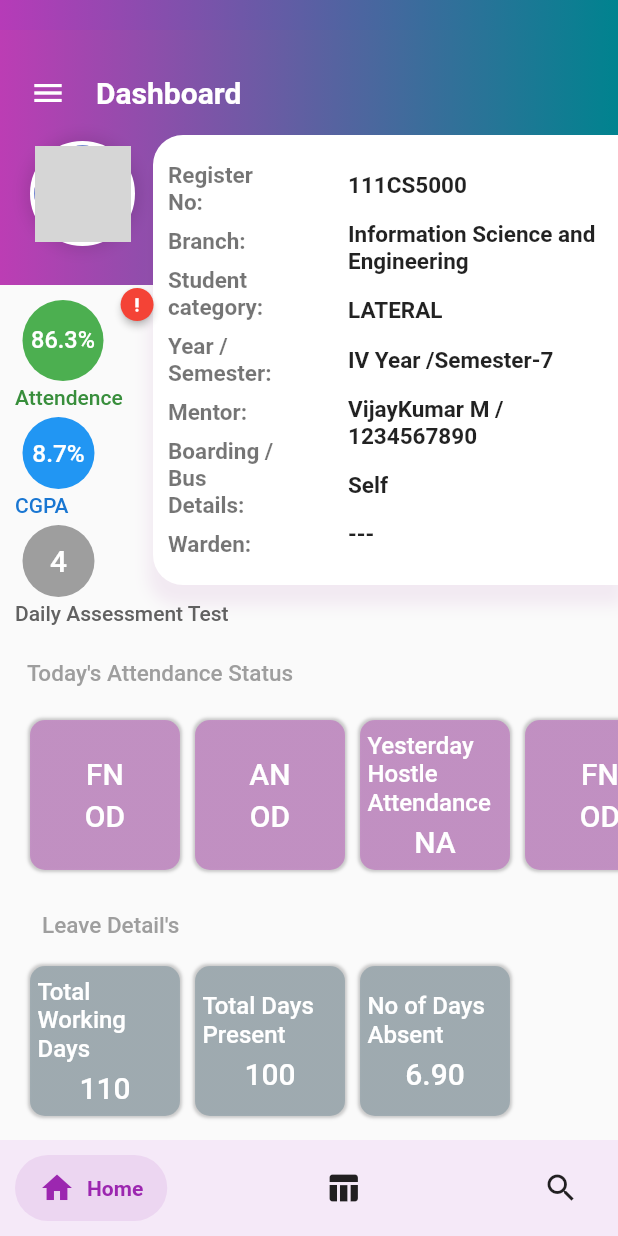
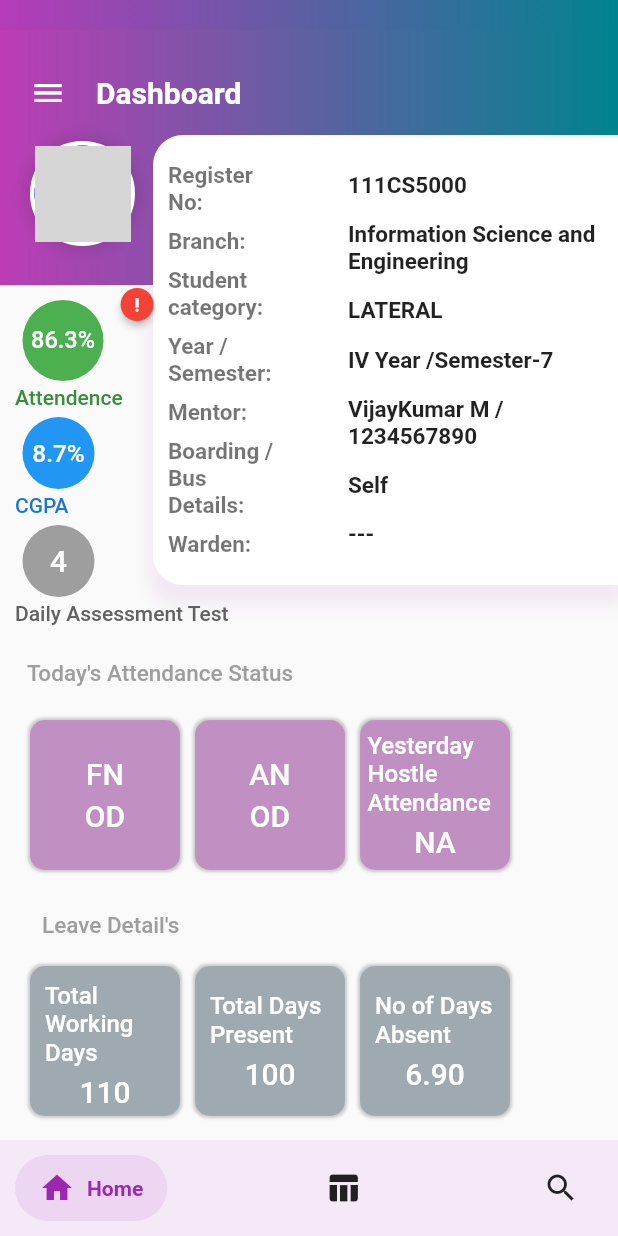
Before and after one commit to Sivashankar2122/student_portal, a Flutter app: the screen it shows after launch, on a phone screen of 412 x 824 dp. Run offline on Flutter 3.47's test engine with Material 2 defaults, Android fonts, the phone set to English and light mode, and no system bars; drawn by our look-alikes of badges, salomon_bottom_bar; our stand-ins replace google_fonts, percent_indicator; network calls fail; grey boxes are pictures that could not be loaded.

```diff
--- a/lib/Screens/home.dart
+++ b/lib/Screens/home.dart
@@ -2,14 +2,9 @@ import 'package:flutter/material.dart';
 import 'package:google_fonts/google_fonts.dart';
 import 'package:badges/badges.dart' as badges;
 
-class Home extends StatefulWidget {
+class Home extends StatelessWidget {
   const Home({super.key});
 
-  @override
-  State<Home> createState() => _HomeState();
-}
-
-class _HomeState extends State<Home> {
   @override
   Widget build(BuildContext context) {
     return Stack(
@@ -99,7 +94,7 @@ class _HomeState extends State<Home> {
           left: 102,
           child: Container(
             padding: const EdgeInsets.symmetric(vertical: 10, horizontal: 10),
-            width: MediaQuery.of(context).size.width * 0.85,
+            // width: MediaQuery.of(context).size.width * 0.85,
             height: 300,
             decoration: BoxDecoration(
                 color: Colors.white,
@@ -169,19 +164,19 @@ class _HomeState extends State<Home> {
               children: [
                 badges.Badge(
                   position: badges.BadgePosition.topEnd(end: 50),
-                  onTap: () => dialog(),
+                  onTap: () => dialog(context),
                   badgeContent: const Icon(
                     Icons.priority_high,
                     color: Colors.white,
                     size: 12,
                   ),
-                  child: InkWell(
-                    onTap: () => dialog(),
                   child: Column(
                     crossAxisAlignment: CrossAxisAlignment.start,
                     children: [
                       Padding(
                         padding: const EdgeInsets.only(left: 5),
+                        child: InkWell(
+                          onTap: () => dialog(context),
                           child: CircleAvatar(
                             maxRadius: 27,
                             backgroundColor: Colors.green,
@@ -196,6 +191,7 @@ class _HomeState extends State<Home> {
                                     fontWeight: FontWeight.w500),
                               ),
                             )),
+                          ),
                         ),
                       ),
                       const SizedBox(
@@ -272,7 +268,6 @@ class _HomeState extends State<Home> {
                     ],
                   ),
                 ),
-                ),
                 const SizedBox(height: 15),
                 Padding(
                   padding: const EdgeInsets.all(8.0),
@@ -287,19 +282,15 @@ class _HomeState extends State<Home> {
         Positioned(
           top: 480,
           left: 20,
-          child: SizedBox(
+          child: Container(
             height: 100,
-            width: 600,
-            child: Expanded(
-              child: ListView(
-                scrollDirection: Axis.horizontal,
+            child: Row(
               children: [
-                  gradientContainer('FN', "OD"),
+                SizedBox(width: 100, child: gradientContainer('FN', "OD")),
                 const SizedBox(width: 10),
-                  gradientContainer('AN', "OD"),
+                SizedBox(width: 100, child: gradientContainer('AN', "OD")),
                 const SizedBox(width: 10),
                 Container(
-                    height: 70,
                   width: 100,
                   decoration: BoxDecoration(
                     boxShadow: [
@@ -310,10 +301,8 @@ class _HomeState extends State<Home> {
                     ],
                     borderRadius: const BorderRadius.all(Radius.circular(10)),
                     gradient: LinearGradient(colors: [
-                        const Color.fromARGB(255, 182, 59, 184)
-                            .withOpacity(0.4),
-                        const Color.fromARGB(255, 182, 59, 184)
-                            .withOpacity(0.4),
+                      const Color.fromARGB(255, 182, 59, 184).withOpacity(0.4),
+                      const Color.fromARGB(255, 182, 59, 184).withOpacity(0.4),
                     ]),
                   ),
                   padding: const EdgeInsets.all(5),
@@ -338,11 +327,10 @@ class _HomeState extends State<Home> {
                     ],
                   ),
                 ),
-                  const SizedBox(width: 10),
-                  gradientContainer('FN', "OD"),
+                // const SizedBox(width: 10),
+                // SizedBox(width: 100, child: gradientContainer('FN', "OD")),
                 const SizedBox(width: 10),
               ],
-              ),
             ),
           ),
         ),
@@ -361,19 +349,17 @@ class _HomeState extends State<Home> {
                         fontWeight: FontWeight.w500)),
               ),
               const SizedBox(height: 10),
-              Container(
-                height: 100,
-                width: 600,
-                child: Expanded(
-                  child: ListView(
-                    scrollDirection: Axis.horizontal,
+              SizedBox(
+                // height: 100,
+                // width: 600,
+                child: Row(
                   children: [
                     gradient('Total Working Days', "110"),
                     const SizedBox(width: 10),
                     gradient('Total Days Present', "100"),
                     const SizedBox(width: 10),
                     Container(
-                        height: 70,
+                      height: 100,
                       width: 100,
                       decoration: BoxDecoration(
                         boxShadow: [
@@ -389,7 +375,8 @@ class _HomeState extends State<Home> {
                           Colors.blueGrey.withOpacity(0.4),
                         ]),
                       ),
-                        padding: const EdgeInsets.all(5),
+                      padding: const EdgeInsets.all(10),
+                      child: Center(
                         child: Column(
                           mainAxisAlignment: MainAxisAlignment.center,
                           children: [
@@ -411,8 +398,8 @@ class _HomeState extends State<Home> {
                           ],
                         ),
                       ),
+                    ),
                   ],
-                  ),
                 ),
               ),
             ],
@@ -424,7 +411,7 @@ class _HomeState extends State<Home> {
 
   gradient(String text, String text1) {
     return Container(
-      height: 70,
+      height: 100,
       width: 100,
       decoration: BoxDecoration(
         boxShadow: [
@@ -439,30 +426,34 @@ class _HomeState extends State<Home> {
           Colors.blueGrey.withOpacity(0.4),
         ]),
       ),
-      padding: const EdgeInsets.all(5),
+      padding: const EdgeInsets.all(10),
+      child: Center(
         child: Column(
           mainAxisAlignment: MainAxisAlignment.center,
           children: [
             Text(
               text,
               style: GoogleFonts.roboto(
-                color: Colors.white, fontSize: 16, fontWeight: FontWeight.w500),
+                  color: Colors.white,
+                  fontSize: 16,
+                  fontWeight: FontWeight.w500),
             ),
             const SizedBox(height: 5),
             Text(
               text1,
               style: GoogleFonts.roboto(
-                color: Colors.white, fontSize: 20, fontWeight: FontWeight.w500),
+                  color: Colors.white,
+                  fontSize: 20,
+                  fontWeight: FontWeight.w500),
             ),
           ],
+        ),
       ),
     );
   }
 
   gradientContainer(String text, String text1) {
     return Container(
-      height: 70,
-      width: 100,
       decoration: BoxDecoration(
         boxShadow: [
           BoxShadow(
@@ -476,21 +467,28 @@ class _HomeState extends State<Home> {
           const Color.fromARGB(255, 182, 59, 184).withOpacity(0.4),
         ]),
       ),
+      padding: EdgeInsets.all(10),
+      child: Center(
         child: Column(
           mainAxisAlignment: MainAxisAlignment.center,
           children: [
             Text(
               text,
               style: GoogleFonts.roboto(
-                color: Colors.white, fontSize: 20, fontWeight: FontWeight.w500),
+                  color: Colors.white,
+                  fontSize: 20,
+                  fontWeight: FontWeight.w500),
             ),
             const SizedBox(height: 5),
             Text(
               text1,
               style: GoogleFonts.roboto(
-                color: Colors.white, fontSize: 20, fontWeight: FontWeight.w500),
+                  color: Colors.white,
+                  fontSize: 20,
+                  fontWeight: FontWeight.w500),
             ),
           ],
+        ),
       ),
     );
   }
@@ -512,7 +510,7 @@ class _HomeState extends State<Home> {
     );
   }
 
-  dialog() {
+  dialog(context) {
     return showDialog(
       context: context,
       builder: (context) => AlertDialog(
--- a/lib/main.dart
+++ b/lib/main.dart
@@ -10,7 +10,7 @@ class Main extends StatelessWidget {
 
   @override
   Widget build(BuildContext context) {
-    return MaterialApp(
+    return const MaterialApp(
       home: Dashboard(),
     );
   }
```
Also changed, not shown: lib/Screens/achievements.dart (+19 -10 lines), lib/Screens/result.dart (+3 -8 lines). Lines whose indentation alone changed are shown as unchanged.
